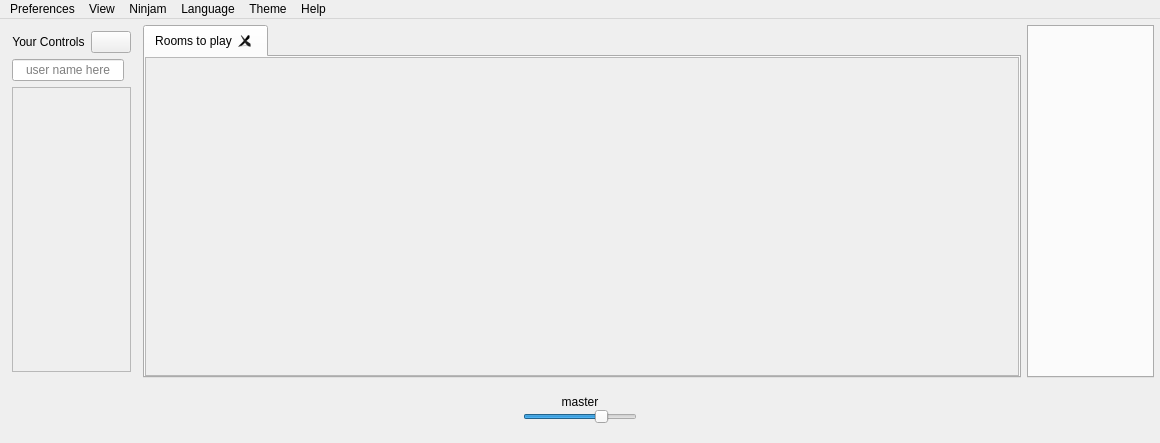
Qt form src/Common/gui/MainWindow.ui (elieserdejesus/JamTaba) before a commit.
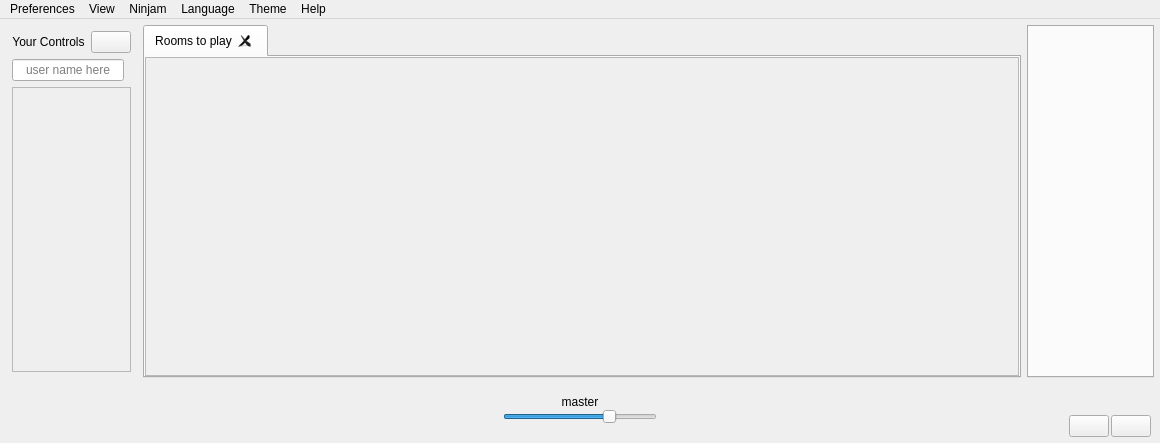
The same form after that commit. Icons and pictures are not drawn. Custom widgets are drawn as their Qt base class.

Commit message:
Adding window resize controls (increase and decrease size)
 - adding two small buttons in bottom right corner to increase and decrease window size
 - the window size is increased and decreased in fixed steps (100 pixels)
 - adding a "Window Size" menu with 2 entries to inc and dec window size

What changed in the file:
```diff
--- a/src/Common/gui/MainWindow.ui
+++ b/src/Common/gui/MainWindow.ui
@@ -204,30 +204,33 @@
       <property name="styleSheet">
        <string notr="true"/>
       </property>
-      <layout class="QVBoxLayout" name="bottomPanelLayout">
+      <layout class="QGridLayout" name="gridLayout_2" columnstretch="1">
+       <property name="sizeConstraint">
+        <enum>QLayout::SetDefaultConstraint</enum>
+       </property>
        <property name="leftMargin">
-        <number>0</number>
+        <number>3</number>
        </property>
        <property name="topMargin">
         <number>0</number>
        </property>
        <property name="rightMargin">
-        <number>0</number>
+        <number>3</number>
        </property>
        <property name="bottomMargin">
         <number>0</number>
        </property>
-       <item alignment="Qt::AlignHCenter|Qt::AlignVCenter">
+       <item row="0" column="0" alignment="Qt::AlignHCenter">
         <widget class="QFrame" name="masterControlsPanel">
          <property name="sizePolicy">
-          <sizepolicy hsizetype="MinimumExpanding" vsizetype="Maximum">
+          <sizepolicy hsizetype="Preferred" vsizetype="Maximum">
            <horstretch>0</horstretch>
            <verstretch>0</verstretch>
           </sizepolicy>
          </property>
          <property name="minimumSize">
           <size>
-           <width>140</width>
+           <width>180</width>
            <height>0</height>
           </size>
          </property>
@@ -241,13 +244,16 @@
           <property name="spacing">
            <number>0</number>
           </property>
+          <property name="sizeConstraint">
+           <enum>QLayout::SetDefaultConstraint</enum>
+          </property>
           <property name="leftMargin">
            <number>0</number>
           </property>
           <property name="rightMargin">
            <number>0</number>
           </property>
-          <item alignment="Qt::AlignBottom">
+          <item alignment="Qt::AlignVCenter">
            <widget class="QLabel" name="masterTitleLabel">
             <property name="text">
              <string>master</string>
@@ -259,7 +265,7 @@
           </item>
           <item>
            <layout class="QHBoxLayout" name="masterFaderLayout">
-            <item>
+            <item alignment="Qt::AlignVCenter">
              <widget class="QLabel" name="speakerIconLeft">
               <property name="text">
                <string/>
@@ -269,7 +275,7 @@
               </property>
              </widget>
             </item>
-            <item>
+            <item alignment="Qt::AlignVCenter">
              <widget class="QSlider" name="masterFader">
               <property name="sizePolicy">
                <sizepolicy hsizetype="MinimumExpanding" vsizetype="Expanding">
@@ -291,7 +297,7 @@
               </property>
              </widget>
             </item>
-            <item>
+            <item alignment="Qt::AlignVCenter">
              <widget class="QLabel" name="speakerIconRight">
               <property name="text">
                <string/>
@@ -319,6 +325,70 @@
          </layout>
         </widget>
        </item>
+       <item row="0" column="0" alignment="Qt::AlignRight">
+        <widget class="QWidget" name="zoomControlsWidget" native="true">
+         <layout class="QHBoxLayout" name="zoomControlsLayout">
+          <property name="spacing">
+           <number>2</number>
+          </property>
+          <property name="sizeConstraint">
+           <enum>QLayout::SetMinimumSize</enum>
+          </property>
+          <property name="leftMargin">
+           <number>0</number>
+          </property>
+          <property name="topMargin">
+           <number>0</number>
+          </property>
+          <property name="rightMargin">
+           <number>0</number>
+          </property>
+          <property name="bottomMargin">
+           <number>0</number>
+          </property>
+          <item alignment="Qt::AlignRight|Qt::AlignBottom">
+           <widget class="QPushButton" name="zoomOutButton">
+            <property name="sizePolicy">
+             <sizepolicy hsizetype="Fixed" vsizetype="Fixed">
+              <horstretch>0</horstretch>
+              <verstretch>0</verstretch>
+             </sizepolicy>
+            </property>
+            <property name="toolTip">
+             <string extracomment="decrease window size button for VST/AU plugin">Decrease window size</string>
+            </property>
+            <property name="text">
+             <string/>
+            </property>
+            <property name="icon">
+             <iconset resource="../../resources/jamtaba.qrc">
+              <normaloff>:/images/zoom_out.png</normaloff>:/images/zoom_out.png</iconset>
+            </property>
+           </widget>
+          </item>
+          <item alignment="Qt::AlignBottom">
+           <widget class="QPushButton" name="zoomInButton">
+            <property name="sizePolicy">
+             <sizepolicy hsizetype="Maximum" vsizetype="Fixed">
+              <horstretch>0</horstretch>
+              <verstretch>0</verstretch>
+             </sizepolicy>
+            </property>
+            <property name="toolTip">
+             <string extracomment="increase window size button for VST/AU plugin">Increase Window Size</string>
+            </property>
+            <property name="text">
+             <string/>
+            </property>
+            <property name="icon">
+             <iconset resource="../../resources/jamtaba.qrc">
+              <normaloff>:/images/zoom_in.png</normaloff>:/images/zoom_in.png</iconset>
+            </property>
+           </widget>
+          </item>
+         </layout>
+        </widget>
+       </item>
       </layout>
      </widget>
     </item>
```
The commit also changes 12 other files.
